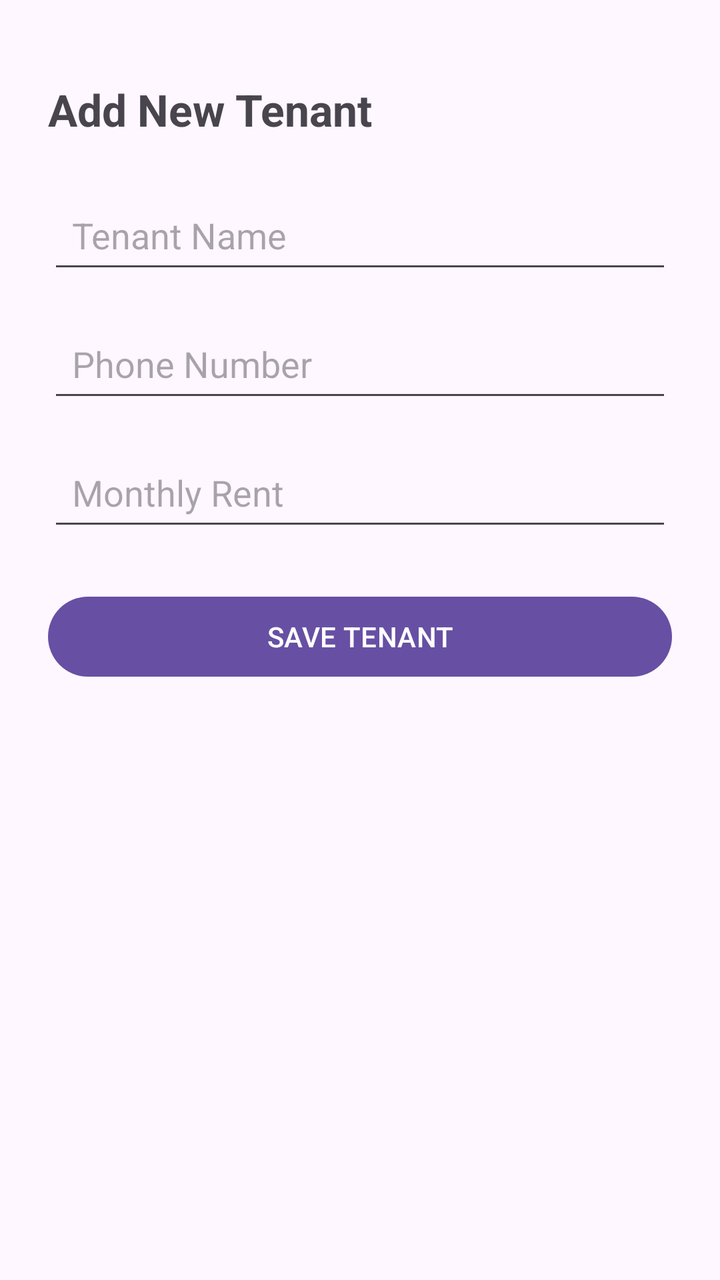
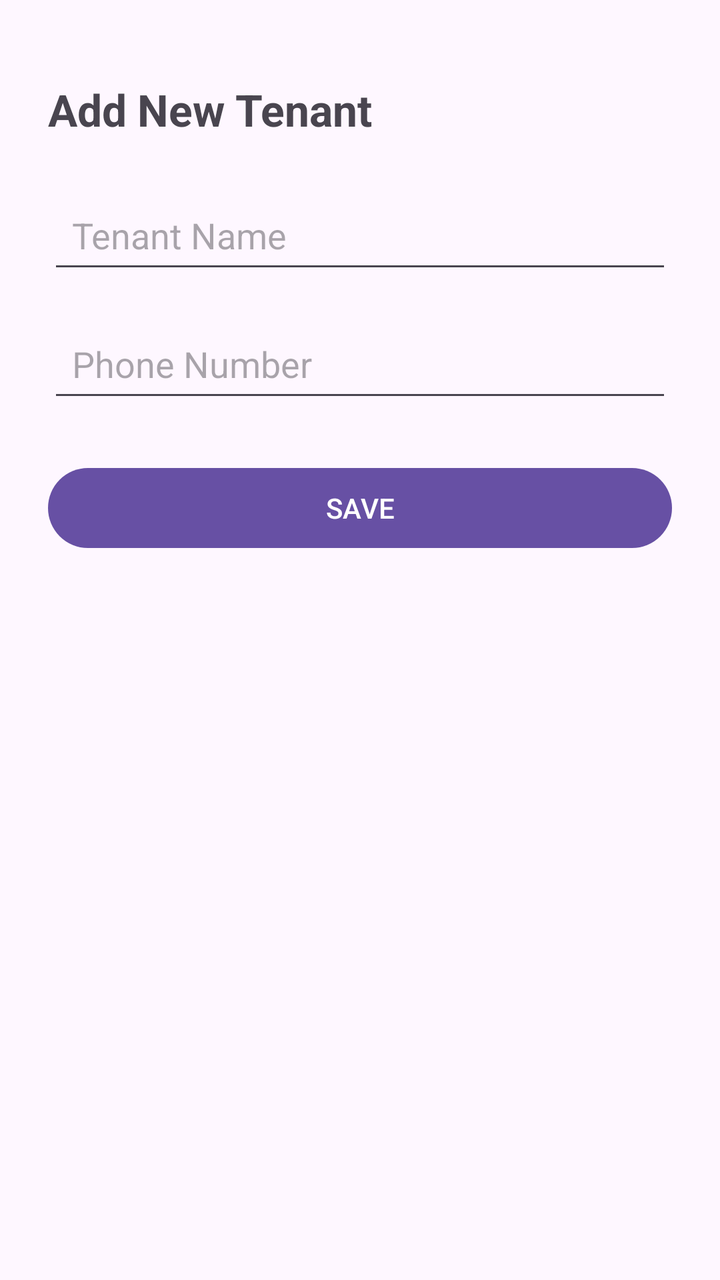

Screens rendered from an Android XML layout before and after an edit, with the pre-edit source and the edit as a unified diff.
<!-- AndroidManifest.xml: application theme Theme.TenantMangementSystem -->
<!-- res/layout/fragment_add_tenant.xml -->
<?xml version="1.0" encoding="utf-8"?>
<androidx.constraintlayout.widget.ConstraintLayout xmlns:android="http://schemas.android.com/apk/res/android"
    xmlns:app="http://schemas.android.com/apk/res-auto"
    android:layout_width="match_parent"
    android:layout_height="match_parent"
    android:padding="24dp">

    <TextView
        android:id="@+id/addTenantTitleTextView"
        android:layout_width="0dp"
        android:layout_height="wrap_content"
        android:layout_marginTop="16dp"
        android:text="Add New Tenant"
        android:textSize="22sp"
        android:textStyle="bold"
        app:layout_constraintEnd_toEndOf="parent"
        app:layout_constraintStart_toStartOf="parent"
        app:layout_constraintTop_toTopOf="parent" />

    <EditText
        android:id="@+id/tenantNameEditText"
        android:layout_width="0dp"
        android:layout_height="wrap_content"
        android:layout_marginTop="24dp"
        android:hint="Tenant Name"
        android:inputType="textPersonName"
        android:minHeight="48dp"
        android:padding="12dp"
        app:layout_constraintEnd_toEndOf="parent"
        app:layout_constraintStart_toStartOf="parent"
        app:layout_constraintTop_toBottomOf="@id/addTenantTitleTextView" />

    <EditText
        android:id="@+id/tenantPhoneEditText"
        android:layout_width="0dp"
        android:layout_height="wrap_content"
        android:layout_marginTop="16dp"
        android:hint="Phone Number"
        android:inputType="phone"
        android:minHeight="48dp"
        android:padding="12dp"
        app:layout_constraintEnd_toEndOf="parent"
        app:layout_constraintStart_toStartOf="parent"
        app:layout_constraintTop_toBottomOf="@id/tenantNameEditText" />

    <EditText
        android:id="@+id/tenantRentEditText"
        android:layout_width="0dp"
        android:layout_height="wrap_content"
        android:layout_marginTop="16dp"
        android:hint="Monthly Rent"
        android:inputType="numberDecimal"
        android:minHeight="48dp"
        android:padding="12dp"
        app:layout_constraintEnd_toEndOf="parent"
        app:layout_constraintStart_toStartOf="parent"
        app:layout_constraintTop_toBottomOf="@id/tenantPhoneEditText" />

    <Button
        android:id="@+id/saveTenantButton"
        android:layout_width="0dp"
        android:layout_height="wrap_content"
        android:layout_marginTop="24dp"
        android:minHeight="48dp"
        android:text="SAVE TENANT"
        app:layout_constraintEnd_toEndOf="parent"
        app:layout_constraintStart_toStartOf="parent"
        app:layout_constraintTop_toBottomOf="@id/tenantRentEditText" />

</androidx.constraintlayout.widget.ConstraintLayout>
<!-- resources referenced by this layout -->
<resources>
  <style name="Theme.TenantMangementSystem" parent="Base.Theme.TenantMangementSystem" />
  <style name="Base.Theme.TenantMangementSystem" parent="Theme.Material3.DayNight.NoActionBar">
          
          
      </style>
</resources>

<!-- the commit's change to res/layout/fragment_add_tenant.xml (unified diff, before → after) -->
@@ -31,7 +31,7 @@
         app:layout_constraintTop_toBottomOf="@id/addTenantTitleTextView" />
 
     <EditText
-        android:id="@+id/tenantPhoneEditText"
+        android:id="@+id/phoneEditText"
         android:layout_width="0dp"
         android:layout_height="wrap_content"
         android:layout_marginTop="16dp"
@@ -43,28 +43,15 @@
         app:layout_constraintStart_toStartOf="parent"
         app:layout_constraintTop_toBottomOf="@id/tenantNameEditText" />
 
-    <EditText
-        android:id="@+id/tenantRentEditText"
-        android:layout_width="0dp"
-        android:layout_height="wrap_content"
-        android:layout_marginTop="16dp"
-        android:hint="Monthly Rent"
-        android:inputType="numberDecimal"
-        android:minHeight="48dp"
-        android:padding="12dp"
-        app:layout_constraintEnd_toEndOf="parent"
-        app:layout_constraintStart_toStartOf="parent"
-        app:layout_constraintTop_toBottomOf="@id/tenantPhoneEditText" />
-
     <Button
-        android:id="@+id/saveTenantButton"
+        android:id="@+id/saveButton"
         android:layout_width="0dp"
         android:layout_height="wrap_content"
         android:layout_marginTop="24dp"
         android:minHeight="48dp"
-        android:text="SAVE TENANT"
+        android:text="SAVE"
         app:layout_constraintEnd_toEndOf="parent"
         app:layout_constraintStart_toStartOf="parent"
-        app:layout_constraintTop_toBottomOf="@id/tenantRentEditText" />
+        app:layout_constraintTop_toBottomOf="@id/phoneEditText" />
 
 </androidx.constraintlayout.widget.ConstraintLayout>
